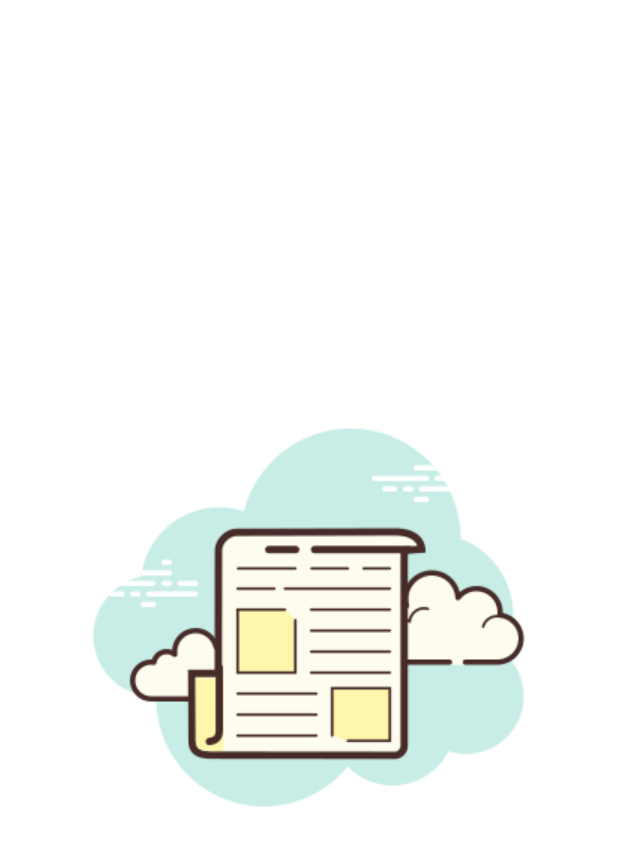
After one commit to RaZzV2/News, an Android app: the SplashScreenActivity screen opened directly, with no data from a screen before it, on a phone screen of 412 x 824 dp. The commit adds this screen. Shown: the top 846 px of the screen. Run offline under Robolectric (Android 15) with nearby library versions, the phone set to English and light mode, and no system bars.

Commit message:
added splash screen when app starts

```diff
--- a/app/build.gradle
+++ b/app/build.gradle
@@ -49,11 +49,13 @@ dependencies {
     implementation 'androidx.constraintlayout:constraintlayout:2.1.4'
     implementation platform('com.google.firebase:firebase-bom:31.2.2')
     implementation 'com.google.firebase:firebase-analytics-ktx'
+    implementation 'com.google.firebase:firebase-analytics:21.2.0'
     implementation 'androidx.navigation:navigation-fragment:2.5.3'
     implementation 'androidx.navigation:navigation-ui:2.5.3'
     implementation 'com.google.firebase:firebase-database:20.1.0'
     implementation 'com.google.firebase:firebase-auth:21.1.0'
     implementation 'com.google.firebase:firebase-storage:20.1.0'
+    implementation "androidx.core:core-splashscreen:1.0.0"
     implementation 'com.github.bumptech.glide:glide:4.12.0'
     annotationProcessor 'com.github.bumptech.glide:compiler:4.12.0'
     testImplementation 'junit:junit:4.13.2'
--- a/app/src/main/java/com/example/news/ApiClient.java
+++ b/app/src/main/java/com/example/news/ApiClient.java
@@ -19,7 +19,7 @@ import retrofit2.Retrofit;
 import retrofit2.converter.gson.GsonConverterFactory;
 
 public class ApiClient {
-    public static final String BASE_URL = "http://192.168.0.101:9200/";
+    public static final String BASE_URL = "http://192.168.1.135:9200/";
     public static Retrofit retrofit;
 
     public static Retrofit getApiClient() {
--- /dev/null
+++ b/app/src/main/java/com/example/news/activities/SplashScreenActivity.java
@@ -0,0 +1,19 @@
+package com.example.news.activities;
+
+import android.content.Intent;
+import android.os.Bundle;
+import android.os.Handler;
+
+import androidx.appcompat.app.AppCompatActivity;
+
+public class SplashScreenActivity extends AppCompatActivity {
+
+    @Override
+    protected void onCreate(Bundle savedInstanceState) {
+        super.onCreate(savedInstanceState);
+        new Handler().postDelayed(() -> {
+            startActivity(new Intent(SplashScreenActivity.this, MainActivity.class));
+            finish();
+        }, 2000);
+    }
+}
--- a/app/src/main/java/com/example/news/classes/Source.java
+++ b/app/src/main/java/com/example/news/classes/Source.java
@@ -3,8 +3,6 @@ package com.example.news.classes;
 import com.example.news.models.SourceSite;
 import com.google.gson.annotations.Expose;
 import com.google.gson.annotations.SerializedName;
-
-import java.util.Date;
 
 public class Source {
     @Expose
--- /dev/null
+++ b/app/src/main/res/drawable/background_splashscreen.xml
@@ -0,0 +1,9 @@
+<?xml version="1.0" encoding="utf-8"?>
+<layer-list xmlns:android="http://schemas.android.com/apk/res/android">
+    <item android:drawable="@color/white" />
+    <item>
+        <bitmap
+            android:gravity="center"
+            android:src="@drawable/splashscreen"/>
+    </item>
+</layer-list>
--- a/app/src/main/res/values/themes.xml
+++ b/app/src/main/res/values/themes.xml
@@ -19,4 +19,8 @@
     </style>
     <style name="Theme.News.AppBarOverlay" parent="ThemeOverlay.AppCompat.Dark.ActionBar" />
     <style name="Theme.News.PopupOverlay" parent="ThemeOverlay.AppCompat.Light" />
+
+    <style name="SplashScreen" parent="Theme.MaterialComponents.DayNight.NoActionBar">
+        <item name="android:windowBackground">@drawable/background_splashscreen</item>
+    </style>
 </resources>
```
Also changed, not shown: app/src/main/AndroidManifest.xml (+15 -8 lines), app/src/main/java/com/example/news/activities/AnalyticsActivity.java (added, +20 -0 lines), app/src/main/java/com/example/news/activities/SearchActivity.java (+7 -6 lines), app/src/main/res/layout/activity_analytics.xml (added, +9 -0 lines), app/src/main/res/layout/activity_splash_screen.xml (added, +8 -0 lines), app/src/main/res/drawable/splashscreen.png (added).
